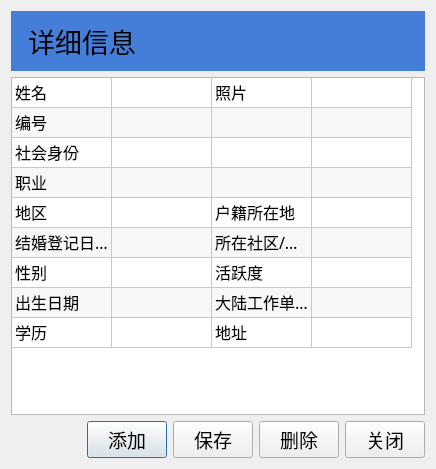
The window that ui/page_elements/detail_page/dialog.ui (ArcherLuo233/election-s-prediction) describes before a commit, drawn with Qt 5.
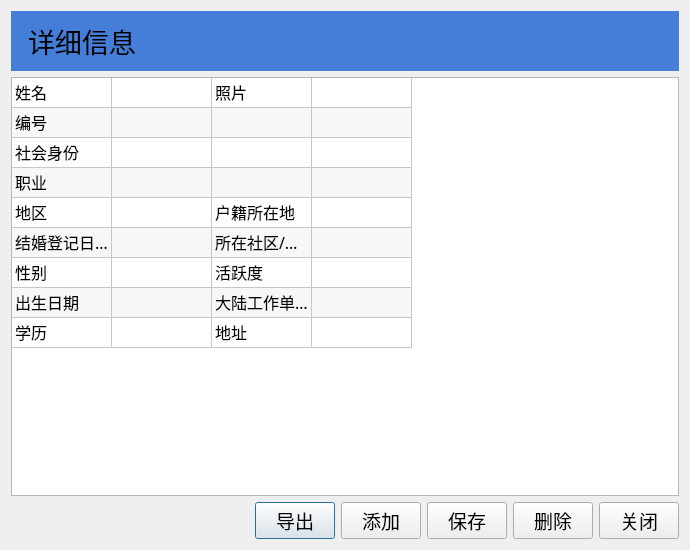
The same window after the commit.

Commit message: 添加导出word前端

What changed in the file:
```diff
--- a/ui/page_elements/detail_page/dialog.ui
+++ b/ui/page_elements/detail_page/dialog.ui
@@ -6,8 +6,8 @@
    <rect>
     <x>0</x>
     <y>0</y>
-    <width>436</width>
-    <height>469</height>
+    <width>690</width>
+    <height>550</height>
    </rect>
   </property>
   <property name="font">
@@ -36,8 +36,8 @@
        <rect>
         <x>0</x>
         <y>0</y>
-        <width>418</width>
-        <height>451</height>
+        <width>672</width>
+        <height>532</height>
        </rect>
       </property>
       <layout class="QVBoxLayout" name="verticalLayout_2">
@@ -318,6 +318,22 @@
            </property>
           </spacer>
          </item>
+         <item>
+          <widget class="QPushButton" name="btn_export">
+           <property name="font">
+            <font>
+             <family>黑体</family>
+             <pointsize>14</pointsize>
+            </font>
+           </property>
+           <property name="cursor">
+            <cursorShape>PointingHandCursor</cursorShape>
+           </property>
+           <property name="text">
+            <string>导出</string>
+           </property>
+          </widget>
+         </item>
          <item>
           <widget class="QPushButton" name="btn_append">
            <property name="font">
```
The commit also changes 2 other files.
